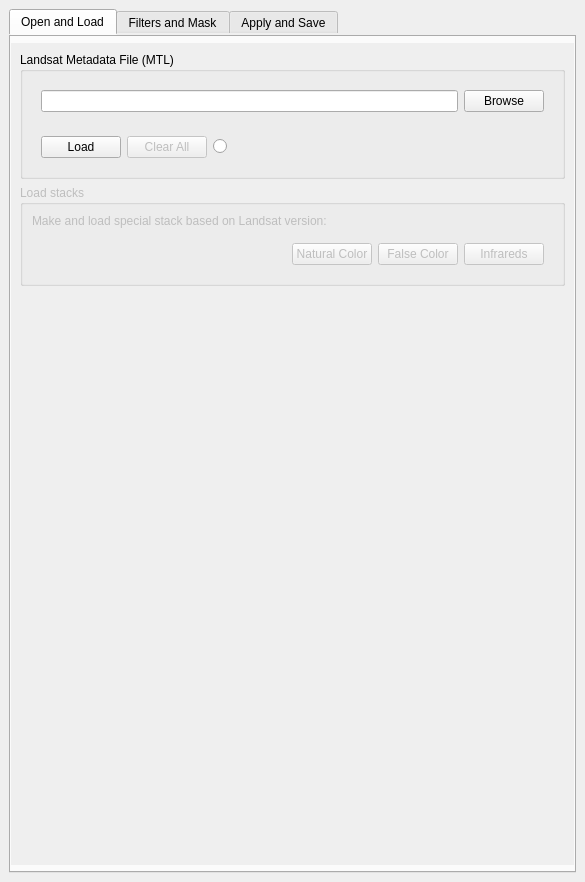
Old version of the form ui/cloud_masking_dockwidget_base.ui in the repository SMByC/CloudMasking.
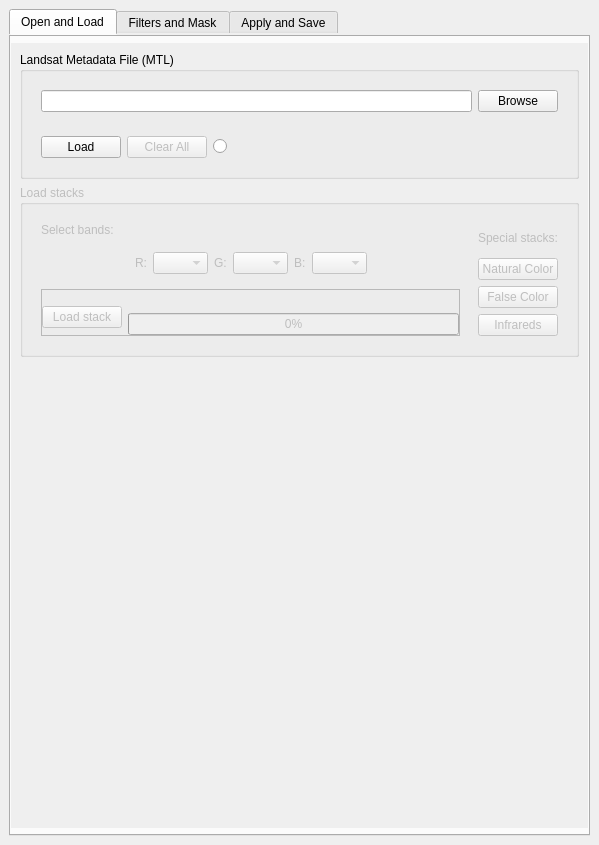
New version of the form. The open tabs and pages were chosen to show the change. Custom widgets are drawn as their Qt base class.

Commit message: Added the combobox UI for select the bands for load particular combination of RGB

```diff
--- a/ui/cloud_masking_dockwidget_base.ui
+++ b/ui/cloud_masking_dockwidget_base.ui
@@ -6,8 +6,8 @@
    <rect>
     <x>0</x>
     <y>0</y>
-    <width>585</width>
-    <height>882</height>
+    <width>599</width>
+    <height>845</height>
    </rect>
   </property>
   <property name="windowTitle">
@@ -27,7 +27,7 @@
 }</string>
       </property>
       <property name="currentIndex">
-       <number>2</number>
+       <number>0</number>
       </property>
       <widget class="QWidget" name="tab_OL">
        <attribute name="title">
@@ -56,8 +56,8 @@
             <rect>
              <x>0</x>
              <y>0</y>
-             <width>571</width>
-             <height>792</height>
+             <width>585</width>
+             <height>755</height>
             </rect>
            </property>
            <layout class="QVBoxLayout" name="verticalLayout_11">
@@ -164,24 +164,103 @@
               </property>
               <layout class="QVBoxLayout" name="verticalLayout_13">
                <item>
-                <widget class="QLabel" name="label_6">
+                <widget class="QWidget" name="widget_12" native="true">
+                 <layout class="QHBoxLayout" name="horizontalLayout_15">
+                  <property name="spacing">
+                   <number>0</number>
+                  </property>
+                  <property name="margin">
+                   <number>0</number>
+                  </property>
+                  <item>
+                   <widget class="QWidget" name="widget_11" native="true">
+                    <layout class="QVBoxLayout" name="verticalLayout_19">
+                     <item>
+                      <widget class="QLabel" name="label_SelectBands">
                  <property name="text">
-                  <string>Make and load special stack based on Landsat version:</string>
-                 </property>
-                 <property name="textFormat">
-                  <enum>Qt::RichText</enum>
-                 </property>
-                 <property name="scaledContents">
-                  <bool>false</bool>
-                 </property>
-                 <property name="wordWrap">
-                  <bool>true</bool>
+                        <string>Select bands:</string>
                  </property>
                 </widget>
                </item>
                <item>
-                <widget class="QWidget" name="widget_LoadStacks" native="true">
+                      <widget class="QWidget" name="widget_14" native="true">
                  <layout class="QHBoxLayout" name="horizontalLayout_8">
+                        <item>
+                         <spacer name="horizontalSpacer">
+                          <property name="orientation">
+                           <enum>Qt::Horizontal</enum>
+                          </property>
+                          <property name="sizeHint" stdset="0">
+                           <size>
+                            <width>40</width>
+                            <height>20</height>
+                           </size>
+                          </property>
+                         </spacer>
+                        </item>
+                        <item>
+                         <widget class="QLabel" name="label_15">
+                          <property name="text">
+                           <string>R:</string>
+                          </property>
+                         </widget>
+                        </item>
+                        <item>
+                         <widget class="QComboBox" name="SelectBand_R">
+                          <property name="sizePolicy">
+                           <sizepolicy hsizetype="Preferred" vsizetype="Fixed">
+                            <horstretch>0</horstretch>
+                            <verstretch>0</verstretch>
+                           </sizepolicy>
+                          </property>
+                          <property name="styleSheet">
+                           <string notr="true">min-width: 25px;</string>
+                          </property>
+                          <property name="sizeAdjustPolicy">
+                           <enum>QComboBox::AdjustToMinimumContentsLength</enum>
+                          </property>
+                         </widget>
+                        </item>
+                        <item>
+                         <widget class="QLabel" name="label_14">
+                          <property name="text">
+                           <string>G:</string>
+                          </property>
+                         </widget>
+                        </item>
+                        <item>
+                         <widget class="QComboBox" name="SelectBand_G">
+                          <property name="styleSheet">
+                           <string notr="true">min-width: 25px;</string>
+                          </property>
+                          <property name="sizeAdjustPolicy">
+                           <enum>QComboBox::AdjustToMinimumContentsLength</enum>
+                          </property>
+                         </widget>
+                        </item>
+                        <item>
+                         <widget class="QLabel" name="label_11">
+                          <property name="text">
+                           <string>B:</string>
+                          </property>
+                         </widget>
+                        </item>
+                        <item>
+                         <widget class="QComboBox" name="SelectBand_B">
+                          <property name="sizePolicy">
+                           <sizepolicy hsizetype="Preferred" vsizetype="Fixed">
+                            <horstretch>0</horstretch>
+                            <verstretch>0</verstretch>
+                           </sizepolicy>
+                          </property>
+                          <property name="styleSheet">
+                           <string notr="true">min-width: 25px;</string>
+                          </property>
+                          <property name="sizeAdjustPolicy">
+                           <enum>QComboBox::AdjustToMinimumContentsLength</enum>
+                          </property>
+                         </widget>
+                        </item>
                   <item>
                    <spacer name="horizontalSpacer_2">
                     <property name="orientation">
@@ -195,11 +274,111 @@
                     </property>
                    </spacer>
                   </item>
+                       </layout>
+                      </widget>
+                     </item>
+                     <item>
+                      <widget class="QFrame" name="frame_2">
+                       <property name="frameShape">
+                        <enum>QFrame::StyledPanel</enum>
+                       </property>
+                       <property name="frameShadow">
+                        <enum>QFrame::Plain</enum>
+                       </property>
+                       <property name="lineWidth">
+                        <number>0</number>
+                       </property>
+                       <layout class="QHBoxLayout" name="horizontalLayout_14">
+                        <property name="leftMargin">
+                         <number>0</number>
+                        </property>
+                        <property name="rightMargin">
+                         <number>0</number>
+                        </property>
+                        <property name="bottomMargin">
+                         <number>0</number>
+                        </property>
+                        <item>
+                         <widget class="QPushButton" name="button_processLoadStack">
+                          <property name="cursor">
+                           <cursorShape>PointingHandCursor</cursorShape>
+                          </property>
+                          <property name="text">
+                           <string>Load stack</string>
+                          </property>
+                         </widget>
+                        </item>
+                        <item>
+                         <widget class="QWidget" name="widget_13" native="true">
+                          <layout class="QVBoxLayout" name="verticalLayout_17">
+                           <property name="spacing">
+                            <number>0</number>
+                           </property>
+                           <property name="margin">
+                            <number>0</number>
+                           </property>
+                           <item>
+                            <widget class="QLabel" name="status_processLoadStack">
+                             <property name="styleSheet">
+                              <string notr="true">font-size: 9pt;</string>
+                             </property>
+                             <property name="text">
+                              <string/>
+                             </property>
+                             <property name="alignment">
+                              <set>Qt::AlignBottom|Qt::AlignLeading|Qt::AlignLeft</set>
+                             </property>
+                            </widget>
+                           </item>
+                           <item>
+                            <widget class="QProgressBar" name="bar_progressLoadStack">
+                             <property name="sizePolicy">
+                              <sizepolicy hsizetype="Expanding" vsizetype="Minimum">
+                               <horstretch>0</horstretch>
+                               <verstretch>0</verstretch>
+                              </sizepolicy>
+                             </property>
+                             <property name="styleSheet">
+                              <string notr="true">font-size: 9pt;</string>
+                             </property>
+                             <property name="value">
+                              <number>0</number>
+                             </property>
+                             <property name="alignment">
+                              <set>Qt::AlignLeading|Qt::AlignLeft|Qt::AlignTop</set>
+                             </property>
+                             <property name="invertedAppearance">
+                              <bool>false</bool>
+                             </property>
+                            </widget>
+                           </item>
+                          </layout>
+                         </widget>
+                        </item>
+                       </layout>
+                      </widget>
+                     </item>
+                    </layout>
+                   </widget>
+                  </item>
+                  <item>
+                   <widget class="QWidget" name="widget_LoadStacks" native="true">
+                    <layout class="QVBoxLayout" name="verticalLayout_18">
+                     <item>
+                      <widget class="QLabel" name="label_16">
+                       <property name="text">
+                        <string>Special stacks:</string>
+                       </property>
+                      </widget>
+                     </item>
                   <item>
                    <widget class="QPushButton" name="button_NaturalColorStack">
                     <property name="cursor">
                      <cursorShape>PointingHandCursor</cursorShape>
                     </property>
+                       <property name="styleSheet">
+                        <string notr="true">font-size: 9pt;</string>
+                       </property>
                     <property name="text">
                      <string>Natural Color</string>
                     </property>
@@ -210,6 +389,9 @@
                     <property name="cursor">
                      <cursorShape>PointingHandCursor</cursorShape>
                     </property>
+                       <property name="styleSheet">
+                        <string notr="true">font-size: 9pt;</string>
+                       </property>
                     <property name="text">
                      <string>False Color</string>
                     </property>
@@ -220,6 +402,9 @@
                     <property name="cursor">
                      <cursorShape>PointingHandCursor</cursorShape>
                     </property>
+                       <property name="styleSheet">
+                        <string notr="true">font-size: 9pt;</string>
+                       </property>
                     <property name="text">
                      <string>Infrareds</string>
                     </property>
@@ -231,6 +416,9 @@
               </layout>
              </widget>
             </item>
+              </layout>
+             </widget>
+            </item>
             <item>
              <spacer name="verticalSpacer">
               <property name="orientation">
@@ -270,8 +458,8 @@
            <property name="geometry">
             <rect>
              <x>0</x>
-             <y>0</y>
-             <width>551</width>
+             <y>-151</y>
+             <width>565</width>
              <height>906</height>
             </rect>
            </property>
@@ -731,7 +919,7 @@
                       <number>0</number>
                      </property>
                      <item>
-                      <widget class="QLabel" name="label_processMaskStatus">
+                      <widget class="QLabel" name="status_processMask">
                        <property name="styleSheet">
                         <string notr="true">font-size: 9pt;</string>
                        </property>
@@ -744,7 +932,7 @@
                       </widget>
                      </item>
                      <item>
-                      <widget class="QProgressBar" name="progressBar">
+                      <widget class="QProgressBar" name="bar_processMask">
                        <property name="sizePolicy">
                         <sizepolicy hsizetype="Expanding" vsizetype="Minimum">
                          <horstretch>0</horstretch>
@@ -814,8 +1002,8 @@
             <rect>
              <x>0</x>
              <y>0</y>
-             <width>571</width>
-             <height>792</height>
+             <width>585</width>
+             <height>755</height>
             </rect>
            </property>
            <layout class="QVBoxLayout" name="verticalLayout_12">
@@ -1072,7 +1260,7 @@
                    <number>0</number>
                   </property>
                   <item>
-                   <widget class="QPushButton" name="button_ApplyMask">
+                   <widget class="QPushButton" name="button_processApplyMask">
                     <property name="cursor">
                      <cursorShape>PointingHandCursor</cursorShape>
                     </property>
@@ -1091,7 +1279,7 @@
                       <number>0</number>
                      </property>
                      <item>
-                      <widget class="QLabel" name="label_ApplyMaskStatus">
+                      <widget class="QLabel" name="status_processApplyMask">
                        <property name="styleSheet">
                         <string notr="true">font-size: 9pt;</string>
                        </property>
@@ -1104,7 +1292,7 @@
                       </widget>
                      </item>
                      <item>
-                      <widget class="QProgressBar" name="progressBar_ApplyMask">
+                      <widget class="QProgressBar" name="bar_processApplyMask">
                        <property name="sizePolicy">
                         <sizepolicy hsizetype="Expanding" vsizetype="Minimum">
                          <horstretch>0</horstretch>
@@ -1129,10 +1317,6 @@
                    </widget>
                   </item>
                  </layout>
-                 <zorder>button_ApplyMask</zorder>
-                 <zorder>button_ApplyMask</zorder>
-                 <zorder>button_ApplyMask</zorder>
-                 <zorder>widget_2</zorder>
                 </widget>
                </item>
               </layout>
```
Lines whose indentation alone changed are shown as unchanged. The commit also changes 3 other files.
